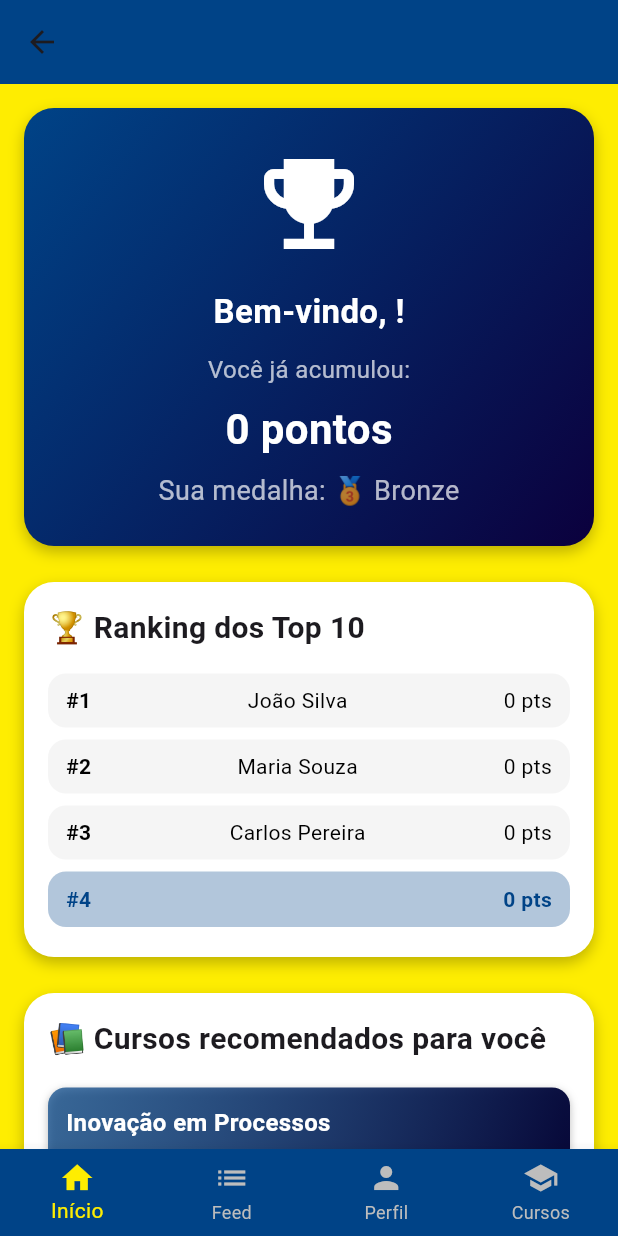
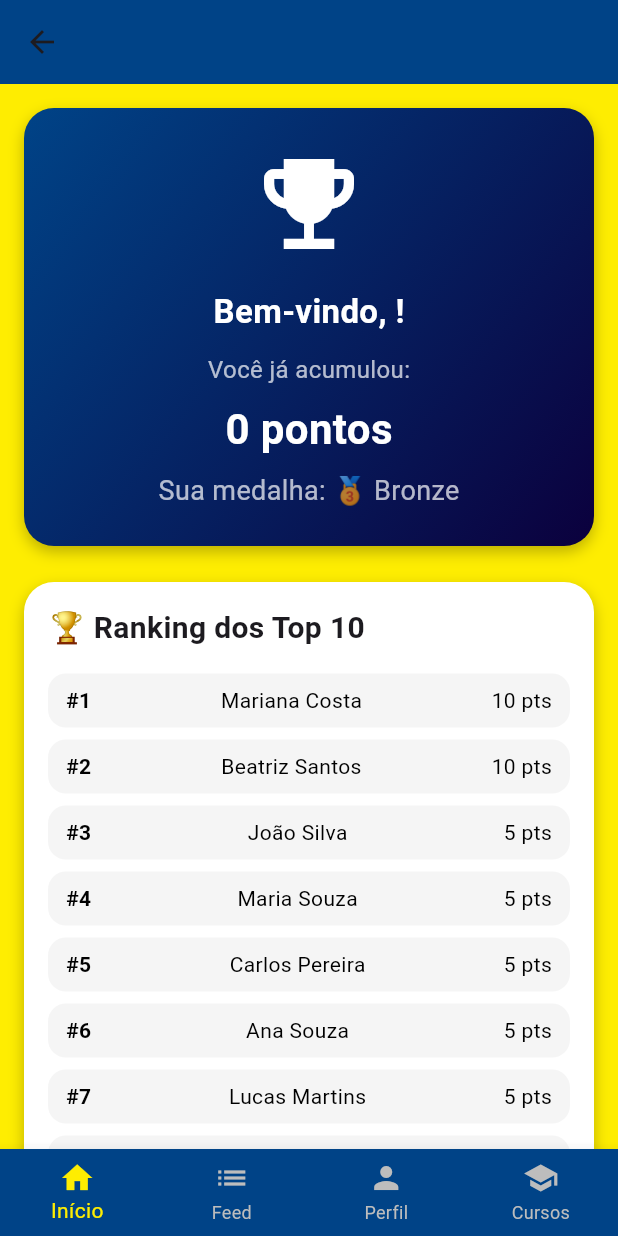
Before and after one commit to bailooon/eurofarma, a Flutter app: the HomeScreen screen opened directly with empty values, on a phone screen of 412 x 824 dp. Run offline on Flutter 3.47's test engine with Material 3 defaults, Android fonts, the light colour scheme and no system bars.

Commit message:
adicionando mais dados de posts

```diff
--- a/lib/models/post.dart
+++ b/lib/models/post.dart
@@ -29,7 +29,7 @@ class Post {
     required this.titulo,
     required this.descricao,
     required this.autor,
-    this.curtidas = 0,
+    this.curtidas = 5,
     Set<String>? usuariosQueCurtiram,
     List<Comment>? comentarios,
     DateTime? data,
--- a/lib/screens/feed_screen.dart
+++ b/lib/screens/feed_screen.dart
@@ -260,13 +260,6 @@ class _FeedScreenState extends State<FeedScreen> {
                     ],
                   ),
                 ),
-                PopupMenuButton<String>(
-                  itemBuilder:
-                      (context) => [
-                        PopupMenuItem(value: "report", child: Text("Reportar")),
-                      ],
-                  onSelected: (v) {},
-                ),
               ],
             ),
 
--- a/lib/screens/home_screen.dart
+++ b/lib/screens/home_screen.dart
@@ -34,6 +34,57 @@ class _HomeScreenState extends State<HomeScreen> {
       descricao: "Chatbot interno para suporte rápido.",
       autor: "Carlos Pereira",
     ),
+    Post(
+      titulo: "Dashboard de Análises em Tempo Real",
+      descricao: "Painel interativo com métricas de performance instantâneas.",
+      autor: "Ana Souza",
+    ),
+    Post(
+      titulo: "Sistema de Reconhecimento de Imagens",
+      descricao:
+          "Ferramenta que identifica produtos e objetos em fotos automaticamente.",
+      autor: "Lucas Martins",
+    ),
+    Post(
+      titulo: "Automação de Processos Financeiros",
+      descricao:
+          "Rotinas de conciliação bancária e emissão de relatórios automatizadas.",
+      autor: "Fernanda Lima",
+    ),
+    Post(
+      titulo: "Plataforma de Treinamento Gamificado",
+      descricao:
+          "Cursos internos com desafios, pontos e recompensas para engajar colaboradores.",
+      autor: "João Almeida",
+    ),
+    Post(
+      titulo: "Integração com Assistentes de Voz",
+      descricao:
+          "Comandos por voz para acessar informações e executar tarefas corporativas.",
+      autor: "Mariana Costa",
+    ),
+    Post(
+      titulo: "App de Gestão de Projetos Colaborativos",
+      descricao:
+          "Organização de tarefas, prazos e equipes em um único espaço digital.",
+      autor: "Rafael Silva",
+    ),
+    Post(
+      titulo: "Sistema de Monitoramento Energético",
+      descricao:
+          "Ferramenta que analisa e sugere redução de consumo em tempo real.",
+      autor: "Beatriz Santos",
+    ),
+    Post(
+      titulo: "Plataforma de Feedback Instantâneo",
+  descricao: "Ferramenta para coletar e analisar opiniões de clientes em tempo real.",
+      autor: "Beatriz Santos",
+    ),
+    Post(
+  titulo: "Assistente Preditivo de Vendas",
+  descricao: "Sistema que sugere próximos passos com base no histórico de negociações.",
+  autor: "Mariana Costa",
+),
   ];
 
   // Lista de cursos recomendados
```
Also changed, not shown: 1 other file.
